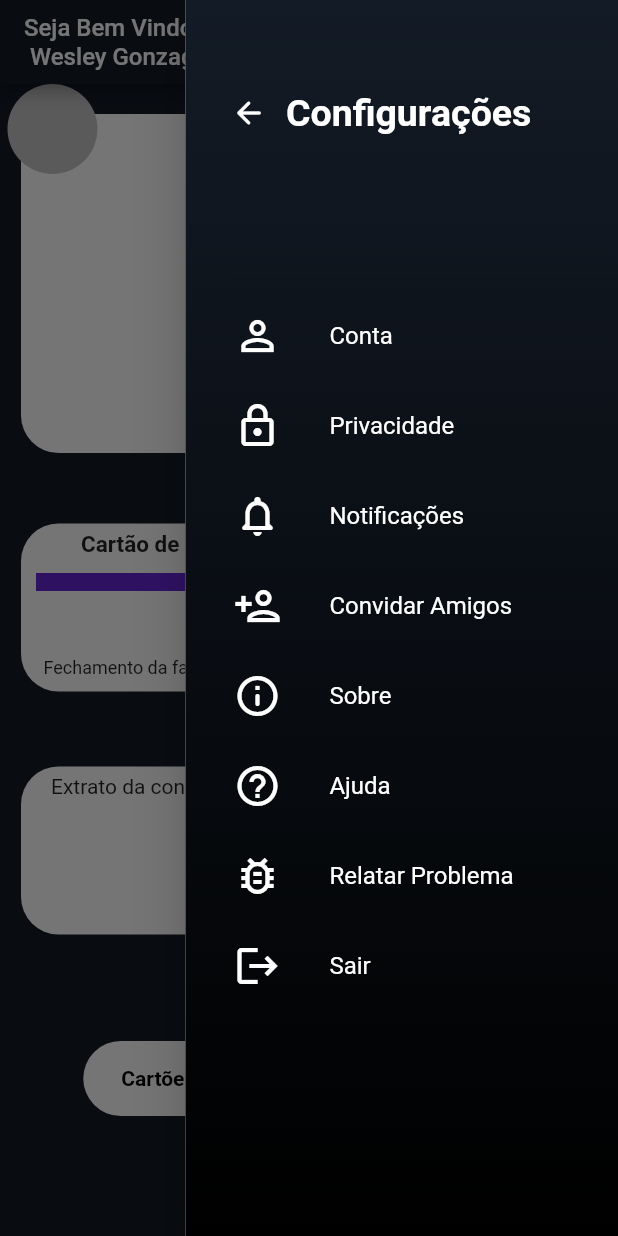
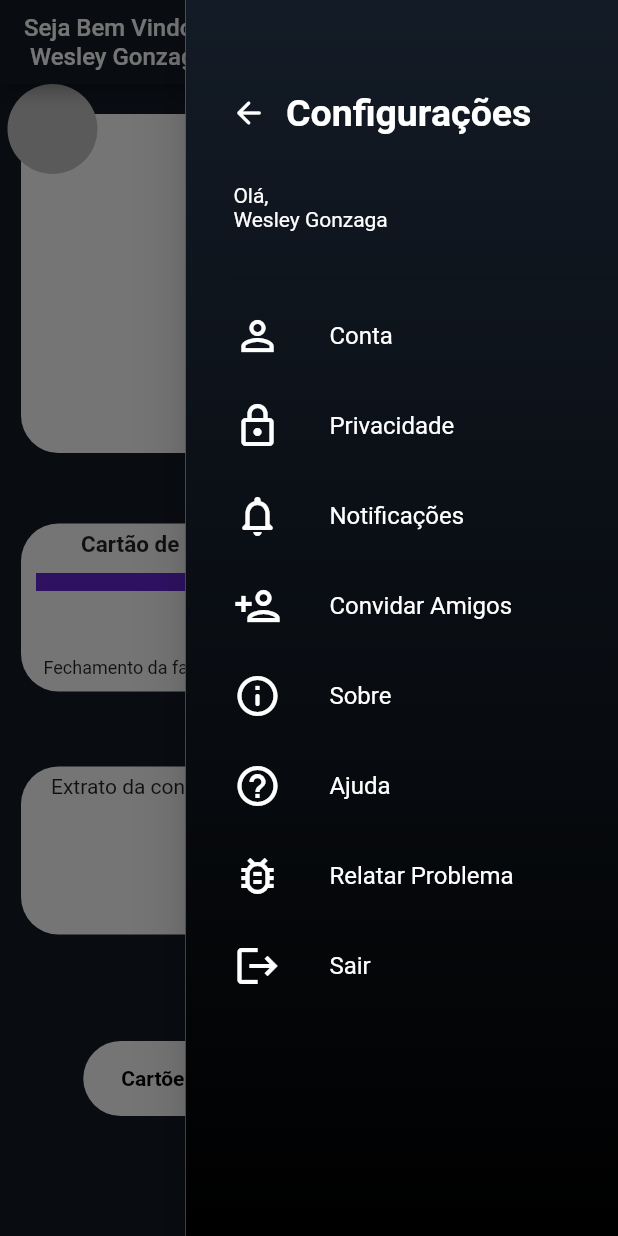
Before and after one commit to Mateusvff/FinX, a Flutter app: the screen it shows after launch, with the side drawer open, on a phone screen of 412 x 824 dp. Run offline on Flutter 3.47's test engine with Material 2 defaults, Android fonts, the phone set to English and light mode, and no system bars; drawn by our look-alikes of percent_indicator.

Commit message:
V1.06
Organizando arquivos

```diff
--- a/lib/Drawer/Custom_Drawer.dart
+++ b/lib/Widgets/Drawer/Custom_Drawer.dart
@@ -1,6 +1,6 @@
 import 'package:flutter/material.dart';
-import 'package:projeto_flutter/Drawer/title.dart';
-import '../Cores.dart';
+import 'package:projeto_flutter/Widgets/Drawer/title.dart';
+import '../../Cores.dart';
 
 class CustomDrawer extends StatelessWidget {
   @override
@@ -46,6 +46,14 @@ class CustomDrawer extends StatelessWidget {
                                 fontWeight: FontWeight.bold,
                                 color: Colors.white),
                           )),
+                      Positioned(
+                          left: 0.0,
+                          bottom: 0.0,
+                          child: Text(
+                            'Olá,\nWesley Gonzaga',
+                            textAlign: TextAlign.start,
+                            style: TextStyle(color: Colors.white),
+                          )),
                     ],
                   ),
                 ),
```
Also changed, not shown: lib/Widgets/BottomSheet.dart (added, +40 -0 lines), lib/screens/home.dart (+3 -36 lines), lib/Widgets/Drawer/title.dart (renamed from lib/Drawer/title.dart).
